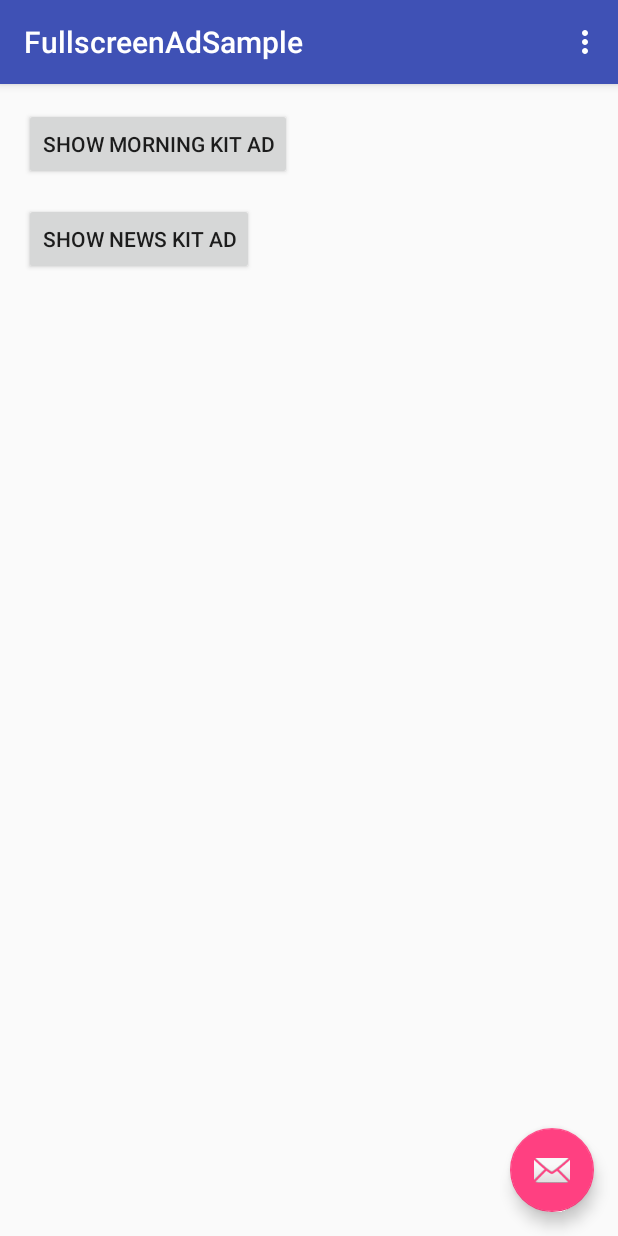
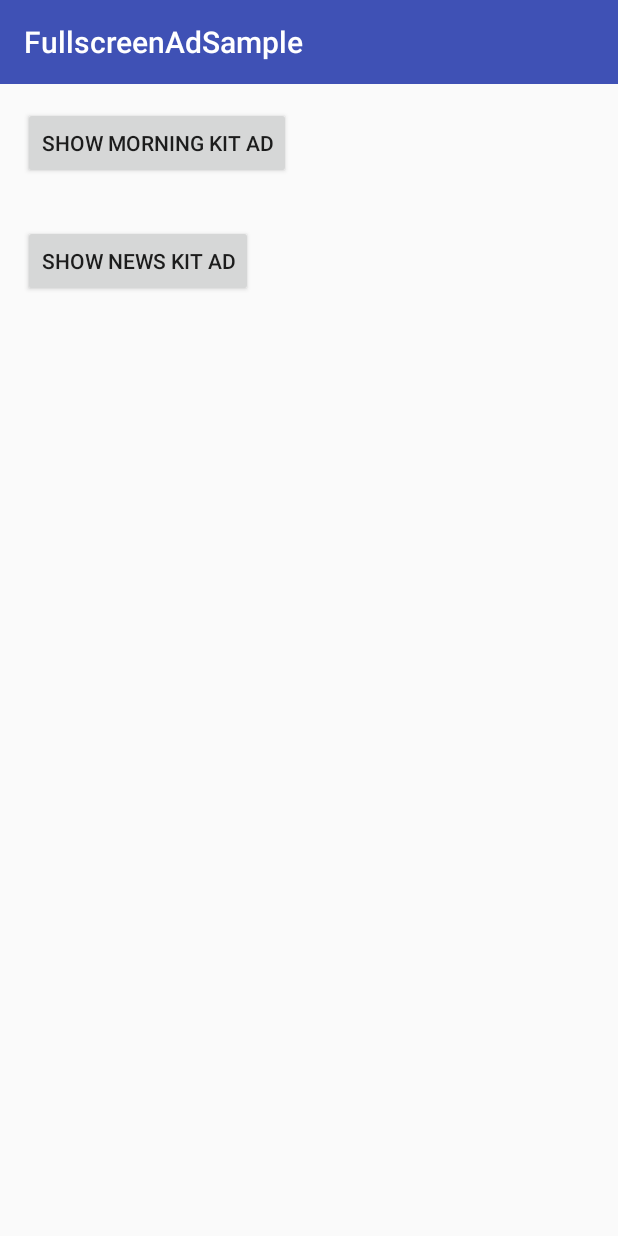
Before and after one commit to Yooii-Studios/FullscreenAdSample, an Android app: the screen it shows after launch (MainActivity), on a phone screen of 412 x 824 dp. Run offline under Robolectric (Android 15) with nearby library versions, the phone set to English and light mode, and no system bars; libraries missing offline, so code that uses them is left out: com.yooiistudios.fullscreenad.

Commit message:
v22에 맞춤. 불필요한 코드들과 테스트 코드 삭제

```diff
--- a/app/src/main/java/com/yooiistudios/fullscreenadsample/MainActivity.java
+++ b/app/src/main/java/com/yooiistudios/fullscreenadsample/MainActivity.java
@@ -1,13 +1,9 @@
 package com.yooiistudios.fullscreenadsample;
 
 import android.os.Bundle;
-import android.support.design.widget.FloatingActionButton;
-import android.support.design.widget.Snackbar;
 import android.support.v7.app.AppCompatActivity;
 import android.support.v7.widget.Toolbar;
 import android.view.View;
-import android.view.Menu;
-import android.view.MenuItem;
 
 import com.yooiistudios.fullscreenad.FullscreenAdUtils;
 
@@ -19,37 +15,6 @@ public class MainActivity extends AppCompatActivity {
         setContentView(R.layout.activity_main);
         Toolbar toolbar = (Toolbar) findViewById(R.id.toolbar);
         setSupportActionBar(toolbar);
-
-        FloatingActionButton fab = (FloatingActionButton) findViewById(R.id.fab);
-        fab.setOnClickListener(new View.OnClickListener() {
-            @Override
-            public void onClick(View view) {
-                Snackbar.make(view, "Replace with your own action", Snackbar.LENGTH_LONG)
-                        .setAction("Action", null).show();
-            }
-        });
-    }
-
-    @Override
-    public boolean onCreateOptionsMenu(Menu menu) {
-        // Inflate the menu; this adds items to the action bar if it is present.
-        getMenuInflater().inflate(R.menu.menu_main, menu);
-        return true;
-    }
-
-    @Override
-    public boolean onOptionsItemSelected(MenuItem item) {
-        // Handle action bar item clicks here. The action bar will
-        // automatically handle clicks on the Home/Up button, so long
-        // as you specify a parent activity in AndroidManifest.xml.
-        int id = item.getItemId();
-
-        //noinspection SimplifiableIfStatement
-        if (id == R.id.action_settings) {
-            return true;
-        }
-
-        return super.onOptionsItemSelected(item);
     }
 
     public void onMorningKitAdButtonClick(View view) {
--- a/app/src/main/res/layout/activity_main.xml
+++ b/app/src/main/res/layout/activity_main.xml
@@ -1,17 +1,12 @@
 <?xml version="1.0" encoding="utf-8"?>
-<android.support.design.widget.CoordinatorLayout
+<RelativeLayout
     xmlns:android="http://schemas.android.com/apk/res/android"
+    xmlns:tools="http://schemas.android.com/tools"
     xmlns:app="http://schemas.android.com/apk/res-auto"
-    xmlns:tools="http://schemas.android.com/tools"
     android:layout_width="match_parent"
     android:layout_height="match_parent"
-    android:fitsSystemWindows="true"
-    tools:context=".MainActivity">
-
-    <android.support.design.widget.AppBarLayout
-        android:layout_height="wrap_content"
-        android:layout_width="match_parent"
-        android:theme="@style/AppTheme.AppBarOverlay">
+    tools:context=".MainActivity"
+    tools:ignore="HardcodedText">
 
     <android.support.v7.widget.Toolbar
         android:id="@+id/toolbar"
@@ -21,16 +16,21 @@
         android:theme="@style/AppTheme.AppBarOverlay"
         app:popupTheme="@style/AppTheme.PopupOverlay"/>
 
-    </android.support.design.widget.AppBarLayout>
-
-    <include layout="@layout/content_main"/>
-
-    <android.support.design.widget.FloatingActionButton
-        android:id="@+id/fab"
+    <Button
+        android:id="@+id/morningkit_ad_button"
         android:layout_width="wrap_content"
         android:layout_height="wrap_content"
-        android:layout_gravity="end|bottom"
-        android:layout_margin="@dimen/fab_margin"
-        android:src="@android:drawable/ic_dialog_email"/>
+        android:layout_below="@id/toolbar"
+        android:layout_margin="15dp"
+        android:text="Show Morning Kit Ad"
+        android:onClick="onMorningKitAdButtonClick"/>
 
-</android.support.design.widget.CoordinatorLayout>
+    <Button
+        android:id="@+id/newskit_ad_button"
+        android:layout_width="wrap_content"
+        android:layout_height="wrap_content"
+        android:layout_below="@id/morningkit_ad_button"
+        android:layout_margin="15dp"
+        android:text="Show News Kit Ad"
+        android:onClick="onNewsKitAdButtonClick"/>
+</RelativeLayout>
--- a/app/src/main/res/layout/content_main.xml
+++ /dev/null
@@ -1,32 +0,0 @@
-<?xml version="1.0" encoding="utf-8"?>
-<RelativeLayout
-    xmlns:android="http://schemas.android.com/apk/res/android"
-    xmlns:tools="http://schemas.android.com/tools"
-    xmlns:app="http://schemas.android.com/apk/res-auto"
-    android:layout_width="match_parent"
-    android:layout_height="match_parent"
-    android:paddingLeft="@dimen/activity_horizontal_margin"
-    android:paddingRight="@dimen/activity_horizontal_margin"
-    android:paddingTop="@dimen/activity_vertical_margin"
-    android:paddingBottom="@dimen/activity_vertical_margin"
-    app:layout_behavior="@string/appbar_scrolling_view_behavior"
-    tools:showIn="@layout/activity_main"
-    tools:context=".MainActivity"
-    tools:ignore="HardcodedText">
-
-    <Button
-        android:id="@+id/morningkit_ad_button"
-        android:layout_width="wrap_content"
-        android:layout_height="wrap_content"
-        android:text="Show Morning Kit Ad"
-        android:onClick="onMorningKitAdButtonClick"/>
-
-    <Button
-        android:id="@+id/newskit_ad_button"
-        android:layout_width="wrap_content"
-        android:layout_height="wrap_content"
-        android:layout_below="@id/morningkit_ad_button"
-        android:layout_marginTop="15dp"
-        android:text="Show News Kit Ad"
-        android:onClick="onNewsKitAdButtonClick"/>
-</RelativeLayout>
--- a/app/src/main/res/menu/menu_main.xml
+++ /dev/null
@@ -1,9 +0,0 @@
-<menu xmlns:android="http://schemas.android.com/apk/res/android"
-      xmlns:app="http://schemas.android.com/apk/res-auto"
-      xmlns:tools="http://schemas.android.com/tools"
-      tools:context=".MainActivity">
-    <item android:id="@+id/action_settings"
-          android:title="@string/action_settings"
-          android:orderInCategory="100"
-          app:showAsAction="never"/>
-</menu>
```
Also changed, not shown: app/build.gradle (+4 -6 lines), 2 other files. Lines whose indentation alone changed are shown as unchanged.
